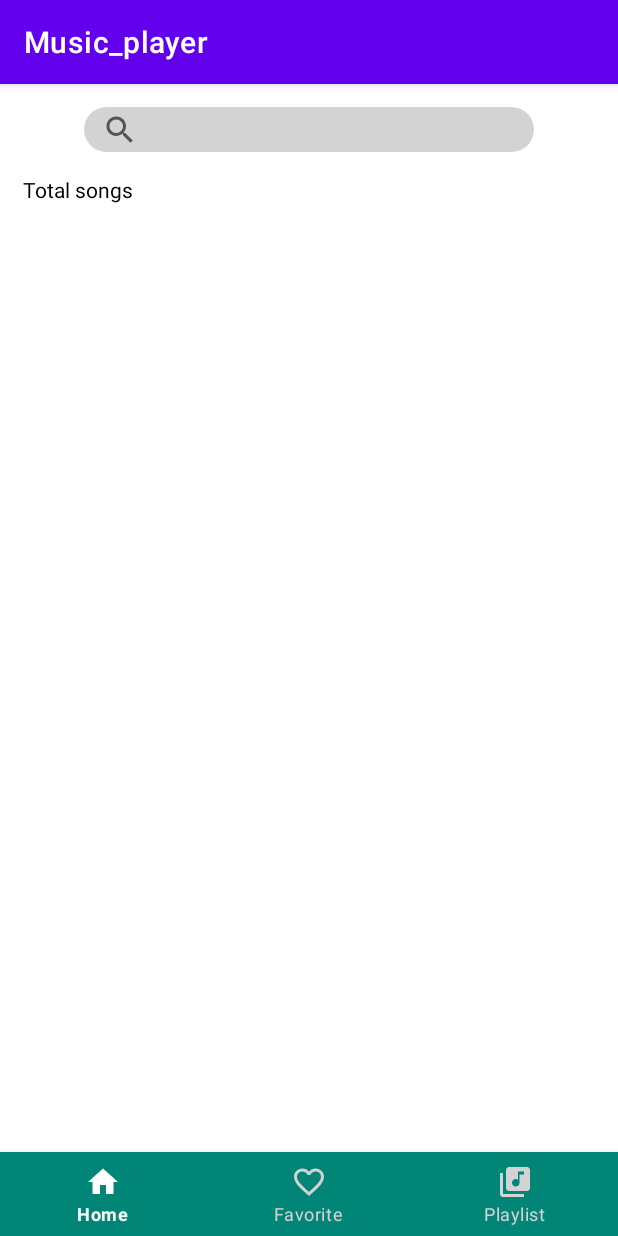
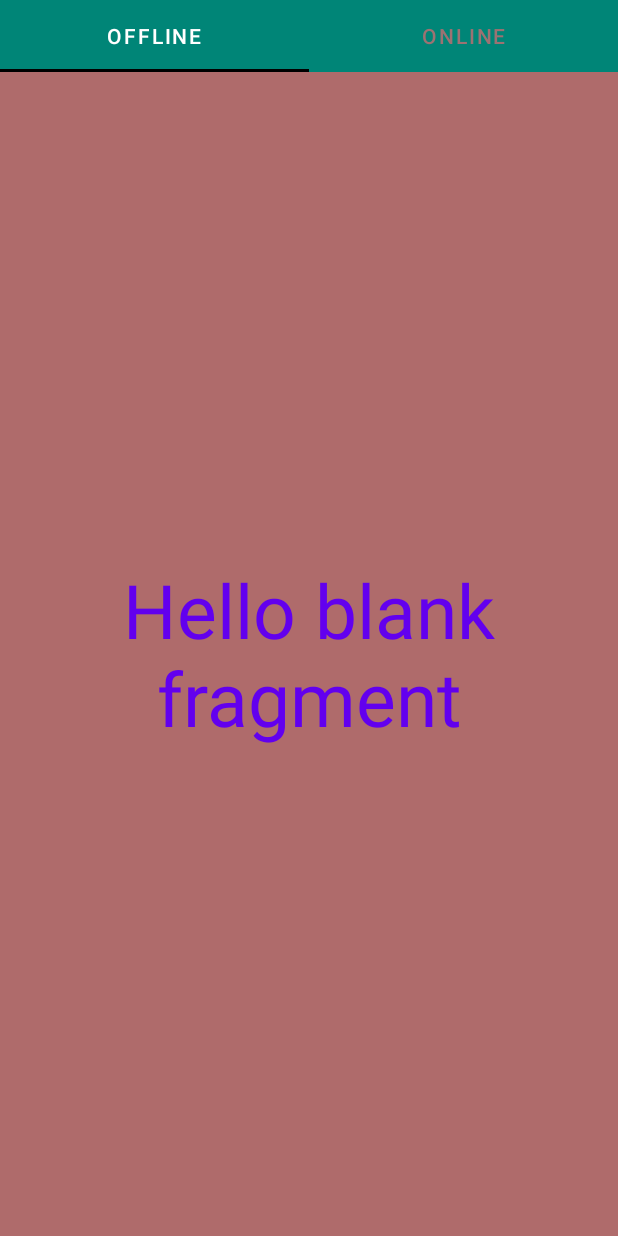
Before and after one commit to relaxday123/Music_player, an Android app: the screen it shows after launch (MainActivity), on a phone screen of 412 x 824 dp. Run offline under Robolectric (Android 15) with nearby library versions, the light colour scheme and no system bars.

Commit message:
first layout
:V

```diff
--- a/app/build.gradle
+++ b/app/build.gradle
@@ -32,6 +32,7 @@ dependencies {
     implementation 'androidx.appcompat:appcompat:1.4.1'
     implementation 'com.google.android.material:material:1.5.0'
     implementation 'androidx.constraintlayout:constraintlayout:2.1.3'
+    implementation 'androidx.legacy:legacy-support-v4:1.0.0'
     testImplementation 'junit:junit:4.13.2'
     androidTestImplementation 'androidx.test.ext:junit:1.1.3'
     androidTestImplementation 'androidx.test.espresso:espresso-core:3.4.0'
--- a/app/src/main/java/com/example/music_player/MainActivity.java
+++ b/app/src/main/java/com/example/music_player/MainActivity.java
@@ -1,13 +1,29 @@
 package com.example.music_player;
 
 import androidx.appcompat.app.AppCompatActivity;
+import androidx.viewpager2.widget.ViewPager2;
+
 import android.os.Bundle;
 
+import com.google.android.material.tabs.TabLayout;
+import com.google.android.material.tabs.TabLayoutMediator;
+
 public class MainActivity extends AppCompatActivity {
+
+    private String[] titles = new String[]{"Offline", "Online"};
+    ViewPagerFragmentAdapter viewPagerFragmentAdapter;
+    TabLayout tabLayout;
+    ViewPager2 viewPager2;
 
     @Override
     protected void onCreate(Bundle savedInstanceState) {
         super.onCreate(savedInstanceState);
         setContentView(R.layout.activity_main);
+        getSupportActionBar().hide();
+        viewPager2=findViewById(R.id.view_pager);
+        tabLayout=findViewById(R.id.tab_layout);
+        viewPagerFragmentAdapter = new ViewPagerFragmentAdapter(this);
+        viewPager2.setAdapter(viewPagerFragmentAdapter);
+        new TabLayoutMediator(tabLayout,viewPager2,((tab, position) -> tab.setText(titles[position]))).attach();
     }
 }
--- /dev/null
+++ b/app/src/main/java/com/example/music_player/OfflineFragment.java
@@ -0,0 +1,20 @@
+package com.example.music_player;
+
+import android.os.Bundle;
+
+import androidx.fragment.app.Fragment;
+
+import android.view.LayoutInflater;
+import android.view.View;
+import android.view.ViewGroup;
+
+public class OfflineFragment extends Fragment {
+
+
+    @Override
+    public View onCreateView(LayoutInflater inflater, ViewGroup container,
+                             Bundle savedInstanceState) {
+        // Inflate the layout for this fragment
+        return inflater.inflate(R.layout.fragment_offline, container, false);
+    }
+}
--- /dev/null
+++ b/app/src/main/java/com/example/music_player/OnlineFragment.java
@@ -0,0 +1,25 @@
+package com.example.music_player;
+
+import android.os.Bundle;
+
+import androidx.fragment.app.Fragment;
+
+import android.view.LayoutInflater;
+import android.view.View;
+import android.view.ViewGroup;
+
+/**
+ * A simple {@link Fragment} subclass.
+ * Use the {@link OnlineFragment#newInstance} factory method to
+ * create an instance of this fragment.
+ */
+public class OnlineFragment extends Fragment {
+
+
+    @Override
+    public View onCreateView(LayoutInflater inflater, ViewGroup container,
+                             Bundle savedInstanceState) {
+        // Inflate the layout for this fragment
+        return inflater.inflate(R.layout.fragment_online, container, false);
+    }
+}
--- /dev/null
+++ b/app/src/main/java/com/example/music_player/ViewPagerFragmentAdapter.java
@@ -0,0 +1,34 @@
+package com.example.music_player;
+
+
+import androidx.annotation.NonNull;
+import androidx.fragment.app.Fragment;
+import androidx.fragment.app.FragmentActivity;
+import androidx.viewpager2.adapter.FragmentStateAdapter;
+
+public class ViewPagerFragmentAdapter extends FragmentStateAdapter {
+
+    private String[] titles = new String[]{"Offline", "Online"};
+
+    public ViewPagerFragmentAdapter (@NonNull FragmentActivity fragmentActivity){
+        super(fragmentActivity);
+    }
+
+    @NonNull
+    @Override
+    public Fragment createFragment(int position) {
+        switch (position)
+        {
+            case 0:
+                return new OfflineFragment();
+            case 1:
+                return new OnlineFragment();
+        }
+        return new OfflineFragment();
+    }
+
+    @Override
+    public int getItemCount() {
+        return titles.length;
+    }
+}
--- /dev/null
+++ b/app/src/main/res/drawable/tab_indicator.xml
@@ -0,0 +1,4 @@
+<?xml version="1.0" encoding="utf-8"?>
+<selector xmlns:android="http://schemas.android.com/apk/res/android">
+
+</selector>
--- a/app/src/main/res/layout/activity_main.xml
+++ b/app/src/main/res/layout/activity_main.xml
@@ -6,49 +6,22 @@
     android:layout_height="match_parent"
     tools:context=".MainActivity">
 
-    <FrameLayout
-        android:id="@+id/container"
+
+    <com.google.android.material.tabs.TabLayout
+        android:id="@+id/tab_layout"
+        android:layout_width="match_parent"
+        android:layout_height="wrap_content"
+        android:background="@color/colorPrimary"
+        app:tabIndicatorColor="@color/black"
+        app:tabSelectedTextColor="@color/white"
+        app:tabTextColor="#9C7272"
+        >
+    </com.google.android.material.tabs.TabLayout>
+
+    <androidx.viewpager2.widget.ViewPager2
         android:layout_width="match_parent"
         android:layout_height="match_parent"
-        android:layout_above="@id/nav_bar"></FrameLayout>
-
-    <com.google.android.material.bottomnavigation.BottomNavigationView
-        android:id="@+id/nav_bar"
-        android:layout_width="match_parent"
-        android:layout_height="wrap_content"
-        android:layout_alignParentBottom="true"
-        android:background="@color/colorPrimary"
-        app:itemBackground="?selectableItemBackgroundBorderless"
-        app:itemHorizontalTranslationEnabled="true"
-        app:itemIconTint="@drawable/nav_item_color_state"
-        app:itemTextColor="@drawable/nav_item_color_state"
-        app:menu="@menu/bottom_nav"></com.google.android.material.bottomnavigation.BottomNavigationView>
-
-    <ListView
-        android:id="@+id/list_song"
-        android:layout_width="match_parent"
-        android:layout_height="550dp"
-        android:layout_below="@id/search_bar"
-        android:layout_above="@id/nav_bar"
-        android:layout_marginTop="40dp"></ListView>
-
-    <SearchView
-        android:id="@+id/search_bar"
-        android:layout_width="300dp"
-        android:layout_height="30dp"
-        android:layout_centerHorizontal="true"
-        android:layout_marginStart="50dp"
-        android:layout_marginTop="15dp"
-        android:background="@drawable/roundcorner"
-        android:backgroundTint="#D3D3D3" />
-
-    <TextView
-        android:layout_width="match_parent"
-        android:layout_height="wrap_content"
-        android:text="@string/total_songs"
-        android:layout_below="@id/search_bar"
-        android:layout_marginStart="15dp"
-        android:layout_marginTop="15dp"
-        android:textColor="@color/black"></TextView>
-
+        android:id="@+id/view_pager"
+        android:layout_below="@id/tab_layout">
+    </androidx.viewpager2.widget.ViewPager2>
 </RelativeLayout>
--- /dev/null
+++ b/app/src/main/res/layout/fragment_offline.xml
@@ -0,0 +1,18 @@
+<?xml version="1.0" encoding="utf-8"?>
+<FrameLayout xmlns:android="http://schemas.android.com/apk/res/android"
+    xmlns:tools="http://schemas.android.com/tools"
+    android:layout_width="match_parent"
+    android:layout_height="match_parent"
+    tools:context=".OfflineFragment"
+    android:background="#AF6B6B">
+
+    <!-- TODO: Update blank fragment layout -->
+    <TextView
+        android:layout_width="match_parent"
+        android:layout_height="match_parent"
+        android:text="@string/hello_blank_fragment"
+        android:gravity="center"
+        android:textColor="@color/purple_500"
+        android:textSize="50sp"/>
+
+</FrameLayout>
--- /dev/null
+++ b/app/src/main/res/layout/fragment_online.xml
@@ -0,0 +1,18 @@
+<?xml version="1.0" encoding="utf-8"?>
+<FrameLayout xmlns:android="http://schemas.android.com/apk/res/android"
+    xmlns:tools="http://schemas.android.com/tools"
+    android:layout_width="match_parent"
+    android:layout_height="match_parent"
+    tools:context=".OnlineFragment"
+    android:background="#A3ECAE">
+
+    <!-- TODO: Update blank fragment layout -->
+    <TextView
+        android:layout_width="match_parent"
+        android:layout_height="match_parent"
+        android:text="@string/hello_blank_fragment"
+        android:gravity="center"
+        android:textColor="#B897E8"
+        android:textSize="40sp"/>/>
+
+</FrameLayout>
--- a/app/src/main/res/values/strings.xml
+++ b/app/src/main/res/values/strings.xml
@@ -1,4 +1,6 @@
 <resources>
     <string name="app_name">Music_player</string>
     <string name="total_songs">Total songs</string>
+    <!-- TODO: Remove or change this placeholder text -->
+    <string name="hello_blank_fragment">Hello blank fragment</string>
 </resources>
```
